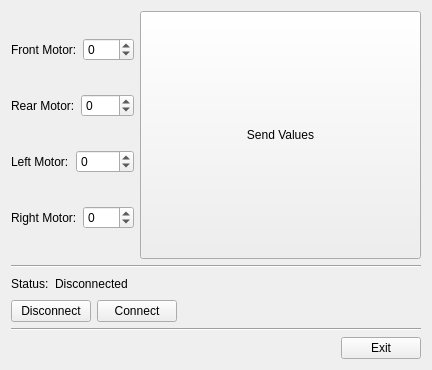
Before: the Qt Designer form Tools/Motors_BT_tools/MainWidget.ui in SSabev/SDPCode, drawn with Qt 5.
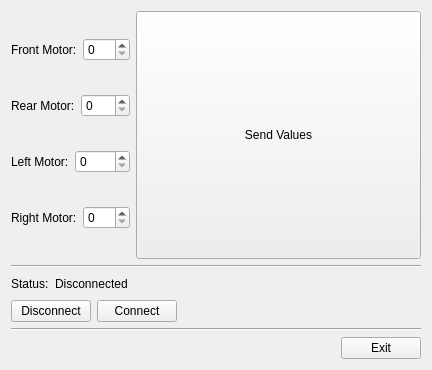
After: the same form once the commit is applied.

Commit message: Tested with a single motor: front one.  Tests were successful

The edit to the form file:
```diff
--- a/Tools/Motors_BT_tools/MainWidget.ui
+++ b/Tools/Motors_BT_tools/MainWidget.ui
@@ -30,10 +30,10 @@
          <item>
           <widget class="QSpinBox" name="frontBox">
            <property name="minimum">
-            <number>-128</number>
+            <number>0</number>
            </property>
            <property name="maximum">
-            <number>127</number>
+            <number>255</number>
            </property>
           </widget>
          </item>
@@ -51,10 +51,10 @@
          <item>
           <widget class="QSpinBox" name="rearBox">
            <property name="minimum">
-            <number>-128</number>
+            <number>0</number>
            </property>
            <property name="maximum">
-            <number>127</number>
+            <number>255</number>
            </property>
           </widget>
          </item>
@@ -72,10 +72,10 @@
          <item>
           <widget class="QSpinBox" name="leftBox">
            <property name="minimum">
-            <number>-128</number>
+            <number>0</number>
            </property>
            <property name="maximum">
-            <number>127</number>
+            <number>255</number>
            </property>
           </widget>
          </item>
@@ -93,10 +93,10 @@
          <item>
           <widget class="QSpinBox" name="rightBox">
            <property name="minimum">
-            <number>-128</number>
+            <number>0</number>
            </property>
            <property name="maximum">
-            <number>127</number>
+            <number>255</number>
            </property>
           </widget>
          </item>
```
The commit also changes 2 other files.
